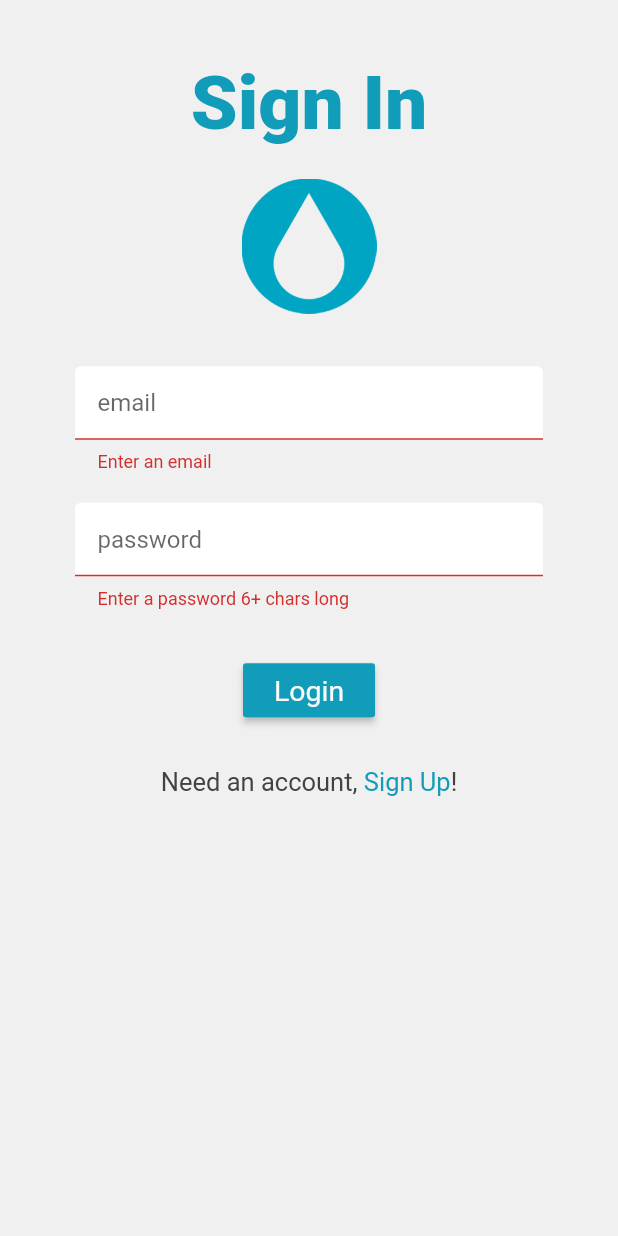
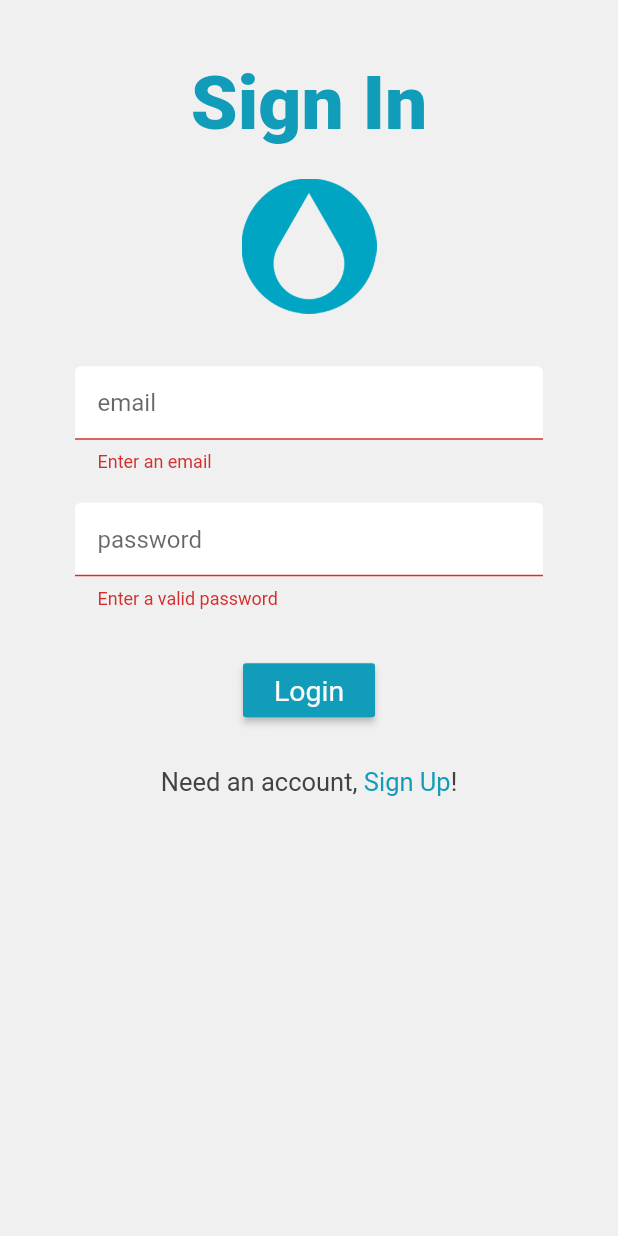
Before and after one commit to masonhorder/Sprinklers, a Flutter app: the SignIn screen opened directly, after a tap on "Login", on a phone screen of 412 x 824 dp. Run offline on Flutter 3.47's test engine with Material 2 defaults, Android fonts, the phone set to English and light mode, and no system bars; our stand-ins replace cloud_firestore, firebase_auth, firebase_core, flutter_spinkit; accounts and stored records are empty; Roboto replaces fonts that are missing (Avenir).

Commit message:
settings page updates

```diff
--- a/Sprinklers/lib/elements/pageTitle.dart
+++ b/Sprinklers/lib/elements/pageTitle.dart
@@ -1,13 +1,67 @@
 import 'package:flutter/material.dart';
 import 'package:Sprinklers/style/style.dart';
+import 'package:Sprinklers/screens/settings.dart';
 
-pageTitle(String pageHeaderTitle, bool homePage){
-  return Container(child: Text(pageHeaderTitle, style: pageTitleStyle),);
-  // return FlatButton.icon(
-  //   icon: Icon(Icons.person),
-  //   label: Text('logout'),
-  //   onPressed: () async {
-  //     await _auth.signOut();
-  //   },
-  // ),
+pageTitle(BuildContext context, String pageHeaderTitle, bool homePage, bool back){
+  if(homePage == true){
+    return Row(
+      mainAxisAlignment: MainAxisAlignment.spaceBetween,
+      children:[
+        IconButton(
+          icon: Icon(Icons.play_circle_filled, color: darkGrey,),
+          iconSize: 36,
+
+        ),
+        SizedBox(width: 10,),
+        Container(
+          child: Text(pageHeaderTitle, style: pageTitleStyle),
+        ),
+        SizedBox(width: 10,),
+        IconButton(
+          icon: Icon(Icons.settings, color: darkGrey,),
+          iconSize: 36,
+          onPressed: (){
+            Navigator.push(
+              context,
+              MaterialPageRoute(builder: (context) => SettingsPage()),
+            );
+          },
+        ),
+      ]
+    );
+  }else{
+    if(back == true){
+      return Row(
+        mainAxisAlignment: MainAxisAlignment.spaceBetween,
+        children:[
+          Container(
+            width:50,
+            child: IconButton(
+              icon: Icon(Icons.arrow_back_ios, color: darkFontColor,),
+              iconSize: 36,
+              onPressed: (){
+                Navigator.pop(context,);
+              },
+            ),
+          ),
+          SizedBox(width: 10,),
+          Container(
+            child: Text(pageHeaderTitle, style: pageTitleStyle),
+          ),
+          SizedBox(width: 10,),
+          SizedBox(width:50)
+          // IconButton(
+          //   icon: Icon(Icons.settings, color: darkFontColor,),
+          //   iconSize: 36,
+
+          // ),
+        ]
+      );
+    }
+    else{
+      return Container(child: Text(pageHeaderTitle, style: pageTitleStyle),);
+    }
+  }
+
+
 }
--- a/Sprinklers/lib/screens/register.dart
+++ b/Sprinklers/lib/screens/register.dart
@@ -47,7 +47,7 @@ class _RegisterState extends State<Register> {
           child: Column(
             children: <Widget>[
               SizedBox(height: 20.0),
-              pageTitle("Sign Up", false, ),
+              pageTitle(context, "Sign Up", false, false),
               SizedBox(height: 20.0),
               Image(image: AssetImage('images/sprinklerImage.png'), width: 90,),
               SizedBox(height: 35.0),
--- a/Sprinklers/lib/screens/sign_in.dart
+++ b/Sprinklers/lib/screens/sign_in.dart
@@ -54,7 +54,7 @@ class _SignInState extends State<SignIn> {
             child: Column(
               children: <Widget>[
                 SizedBox(height: 20.0),
-                pageTitle("Sign In", false, ),
+                pageTitle(context, "Sign In", false, false),
                 SizedBox(height: 20.0),
                 Image(image: AssetImage('images/sprinklerImage.png'), width: 90,),
                 SizedBox(height: 35.0),
@@ -68,16 +68,8 @@ class _SignInState extends State<SignIn> {
                 SizedBox(height: 20.0),
                 TextFormField(
                   decoration: textInputDecoration.copyWith(hintText: 'password', ),
-                  // decoration: new InputDecoration(
-                  //   labelText: "Email",
-                  //   suffixIcon: Icon(Icons.email),
-                  //   labelStyle: TextStyle(color: sprinklerBlue),
-                  //   enabledBorder: new UnderlineInputBorder(
-                  //     borderSide: new BorderSide(color: sprinklerBlue)
-                  //   )
-                  // ),
                   obscureText: true,
-                  validator: (val) => val.length < 6 ? 'Enter a password 6+ chars long' : null,
+                  validator: (val) => val.length < 6 ? 'Enter a valid password' : null,
                   onChanged: (val) {
                     setState(() => password = val);
                   },
--- a/Sprinklers/lib/shared/loading.dart
+++ b/Sprinklers/lib/shared/loading.dart
@@ -10,7 +10,7 @@ class Loading extends StatelessWidget {
       child: Center(
         child: SpinKitChasingDots(
           color: sprinklerBlue,
-          size: 50.0,
+          size: 80.0,
         ),
       ),
     );
--- a/Sprinklers/lib/style/style.dart
+++ b/Sprinklers/lib/style/style.dart
@@ -10,6 +10,11 @@ Color backgroundColor = new Color(0xFFf0f0f0);
 Color whiteFontColor = new Color(0xFFfafafa);
 Color darkFontColor = new Color(0xFF424242);
 const Color sprinklerBlue = const Color(0xFF119db9);
+Color lightGrey = Color(0xFFdedede);
+Color darkGrey = Color(0xFF696969);
+Color red = Color(0xFFde2821);
+
+
 
 
 
@@ -38,3 +43,4 @@ TextStyle basicWhite = new TextStyle(fontFamily: defaultFont, fontSize: 19, colo
 TextStyle basicSmallWhite = new TextStyle(fontFamily: defaultFont, fontSize: 15, color: whiteFontColor, fontWeight: FontWeight.w400);
 TextStyle basicSmallBlack = new TextStyle(fontFamily: defaultFont, fontSize: 15, color: darkFontColor, fontWeight: FontWeight.w400);
 TextStyle basicBlue = TextStyle(fontFamily: defaultFont, fontSize: 17, color: sprinklerBlue, fontWeight: FontWeight.w400);
+TextStyle basicRed = TextStyle(fontFamily: defaultFont, fontSize: 17, color: red, fontWeight: FontWeight.w400);
```
Also changed, not shown: Sprinklers/lib/screens/home.dart (+10 -10 lines), Sprinklers/lib/screens/settings.dart (added, +200 -0 lines), Sprinklers/lib/elements/runNowPopUp.dart (added), Sprinklers/lib/elements/signOutPopUp.dart (added).
